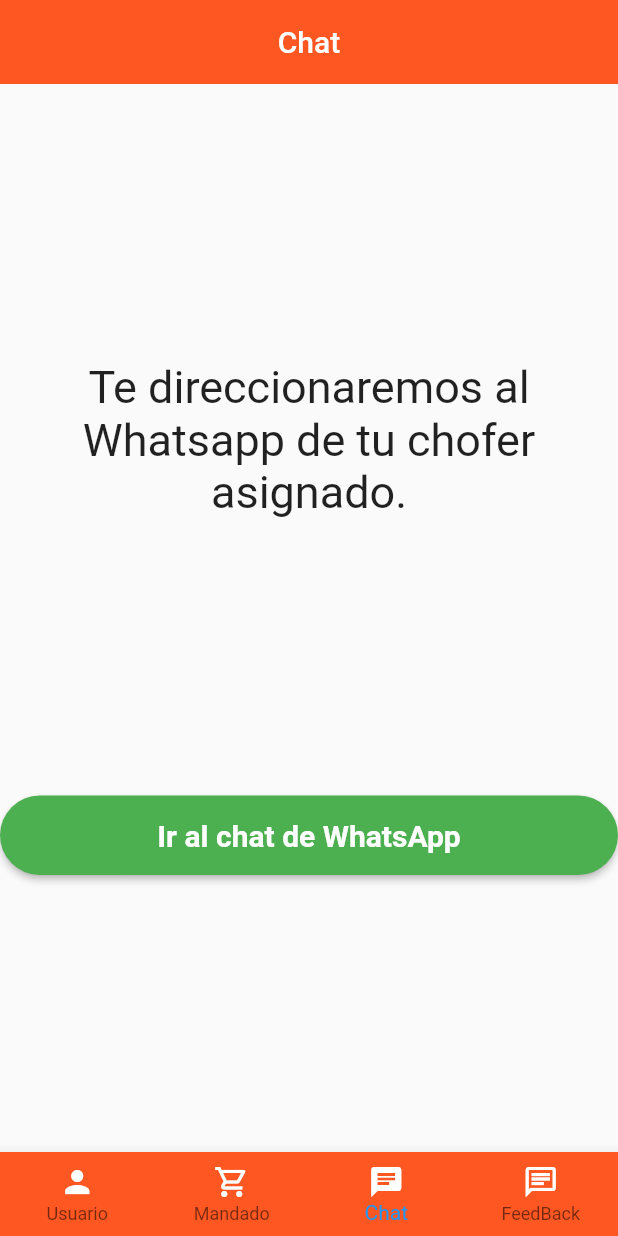
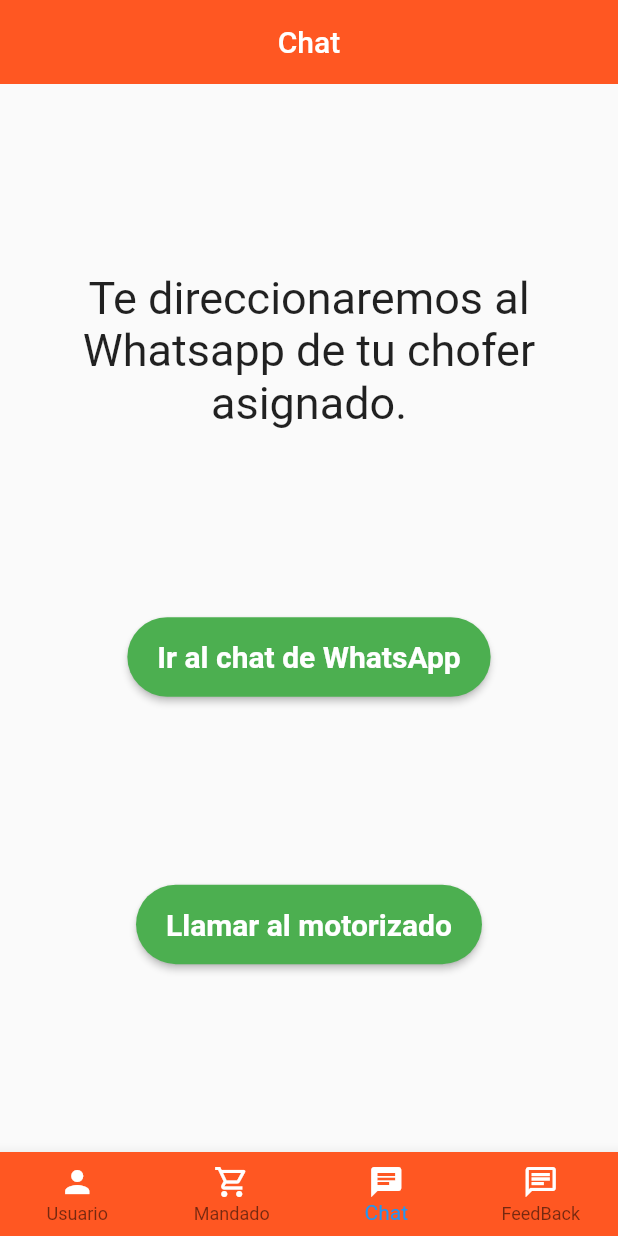
Before and after one commit to KevinM97/mandaditosExpressv0.1, a Flutter app: the HomeScreen screen opened by its route, item 3 of the bottom bar chosen, after a tap on "Ir al chat de WhatsApp", on a phone screen of 412 x 824 dp. Run offline on Flutter 3.47's test engine with Material 2 defaults, Android fonts, the phone set to English and light mode, and no system bars; our stand-ins replace animate_do, bloc, cloud_firestore, dio, equatable, firebase_auth and 10 more; missing offline and left inert: cloudinary_public, google_polyline_algorithm; accounts and stored records are empty; network calls fail.

Commit message:
Actualizacion final

```diff
--- a/lib/Screens/chat_screen.dart
+++ b/lib/Screens/chat_screen.dart
@@ -11,11 +11,17 @@
 class _ChatWidgetState extends State<ChatWidget> {
   final _url = "https://wa.me/";
   void _launchURL() async {
-    if (!await launch(_url)) throw 'Could not launch $_url';
+    if (!await launch(_url)) throw 'No se pudo ingresar $_url';
+  }
+
+  final _phone = "tel:0987654321";
+  void _launchPhone() async {
+    if (!await launch(_phone)) throw 'No se pudo ingresar $_phone';
   }
 
   @override
   Widget build(BuildContext context) {
+    Size size = MediaQuery.of(context).size * 0.9;
     return Column(
       mainAxisSize: MainAxisSize.max,
       mainAxisAlignment: MainAxisAlignment.spaceEvenly,
@@ -31,7 +37,7 @@
             shape:
                 RoundedRectangleBorder(borderRadius: BorderRadius.circular(30)),
             padding: const EdgeInsets.fromLTRB(20, 15, 20, 15),
-            minWidth: MediaQuery.of(context).size.width,
+            minWidth: MediaQuery.of(context).size.width * 0.1,
             onPressed: () {
               _launchURL();
             },
@@ -42,6 +48,24 @@
                   fontSize: 20,
                   color: Colors.white,
                   fontWeight: FontWeight.bold),
+            )),
+        MaterialButton(
+            color: Colors.green,
+            disabledColor: Colors.grey,
+            shape:
+                RoundedRectangleBorder(borderRadius: BorderRadius.circular(30)),
+            padding: const EdgeInsets.fromLTRB(20, 15, 20, 15),
+            minWidth: MediaQuery.of(context).size.width * 0.1,
+            onPressed: () {
+              _launchPhone();
+            },
+            child: const Text(
+              'Llamar al motorizado',
+              textAlign: TextAlign.center,
+              style: TextStyle(
+                  fontSize: 20,
+                  color: Colors.white,
+                  fontWeight: FontWeight.bold),
             ))
       ],
     );
--- a/lib/blocs/gps/gps_event.dart
+++ b/lib/blocs/gps/gps_event.dart
@@ -6,7 +6,6 @@
   @override
   List<Object> get props => [];
 }
-
 
 class GpsAndPermissionEvent extends GpsEvent {
   final bool isGpsEnabled;
```
Also changed, not shown: lib/blocs/location/location_state.dart (+8 -10 lines).
